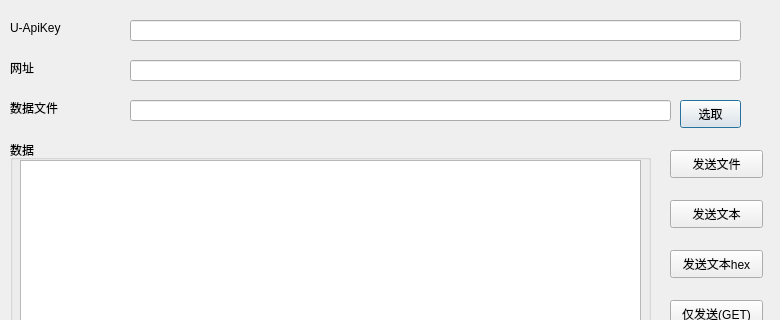
Before: the Qt Designer form yeelink_api_test.ui in wendal/yeelink_tester, drawn with Qt 5; both pictures show x 0 to 780 and y 0 to 320 of the 780 by 848 pixel window.
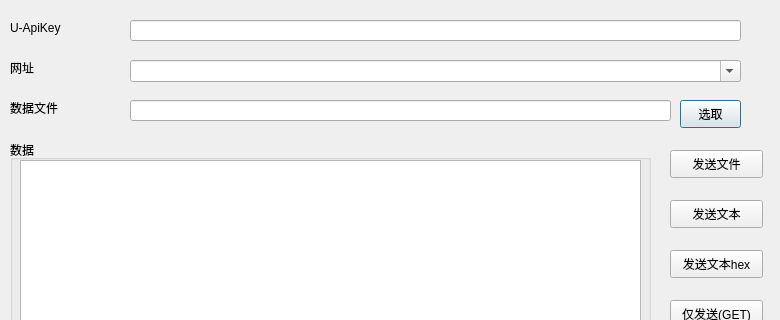
After: the same form once the commit is applied.

Diff of the .ui file:
```diff
--- a/yeelink_api_test.ui
+++ b/yeelink_api_test.ui
@@ -49,16 +49,6 @@
     <string>网址</string>
    </property>
   </widget>
-  <widget class="QLineEdit" name="ui_text_url">
-   <property name="geometry">
-    <rect>
-     <x>130</x>
-     <y>60</y>
-     <width>611</width>
-     <height>21</height>
-    </rect>
-   </property>
-  </widget>
   <widget class="QLabel" name="label_3">
    <property name="geometry">
     <rect>
@@ -193,6 +183,19 @@
     </property>
    </widget>
   </widget>
+  <widget class="QComboBox" name="ui_text_url">
+   <property name="geometry">
+    <rect>
+     <x>130</x>
+     <y>60</y>
+     <width>611</width>
+     <height>22</height>
+    </rect>
+   </property>
+   <property name="editable">
+    <bool>true</bool>
+   </property>
+  </widget>
  </widget>
  <resources/>
  <connections/>
```
